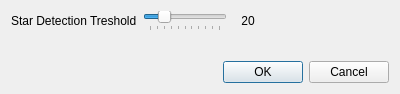
Qt form ui/optionsdialog.ui (BenJuan26/OpenSkyStacker) before a commit.
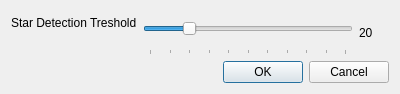
The same form after that commit.

Commit message: Layout change for options dialog

```diff
--- a/ui/optionsdialog.ui
+++ b/ui/optionsdialog.ui
@@ -33,14 +33,30 @@
       </widget>
      </item>
      <item row="0" column="1">
-      <layout class="QHBoxLayout" name="horizontalLayout">
-       <property name="sizeConstraint">
-        <enum>QLayout::SetMaximumSize</enum>
+      <widget class="QWidget" name="widget" native="true">
+       <property name="maximumSize">
+        <size>
+         <width>300</width>
+         <height>16777215</height>
+        </size>
+       </property>
+       <layout class="QHBoxLayout" name="horizontalLayout" stretch="1,1">
+        <property name="leftMargin">
+         <number>0</number>
+        </property>
+        <property name="topMargin">
+         <number>0</number>
+        </property>
+        <property name="rightMargin">
+         <number>0</number>
+        </property>
+        <property name="bottomMargin">
+         <number>0</number>
        </property>
        <item>
         <widget class="QSlider" name="sliderThreshold">
          <property name="sizePolicy">
-          <sizepolicy hsizetype="Minimum" vsizetype="Fixed">
+           <sizepolicy hsizetype="Minimum" vsizetype="Expanding">
            <horstretch>0</horstretch>
            <verstretch>0</verstretch>
           </sizepolicy>
@@ -79,12 +95,10 @@
          <property name="text">
           <string>20</string>
          </property>
-         <property name="alignment">
-          <set>Qt::AlignCenter</set>
-         </property>
         </widget>
        </item>
       </layout>
+      </widget>
      </item>
     </layout>
    </item>
```
Lines whose indentation alone changed are shown as unchanged.
